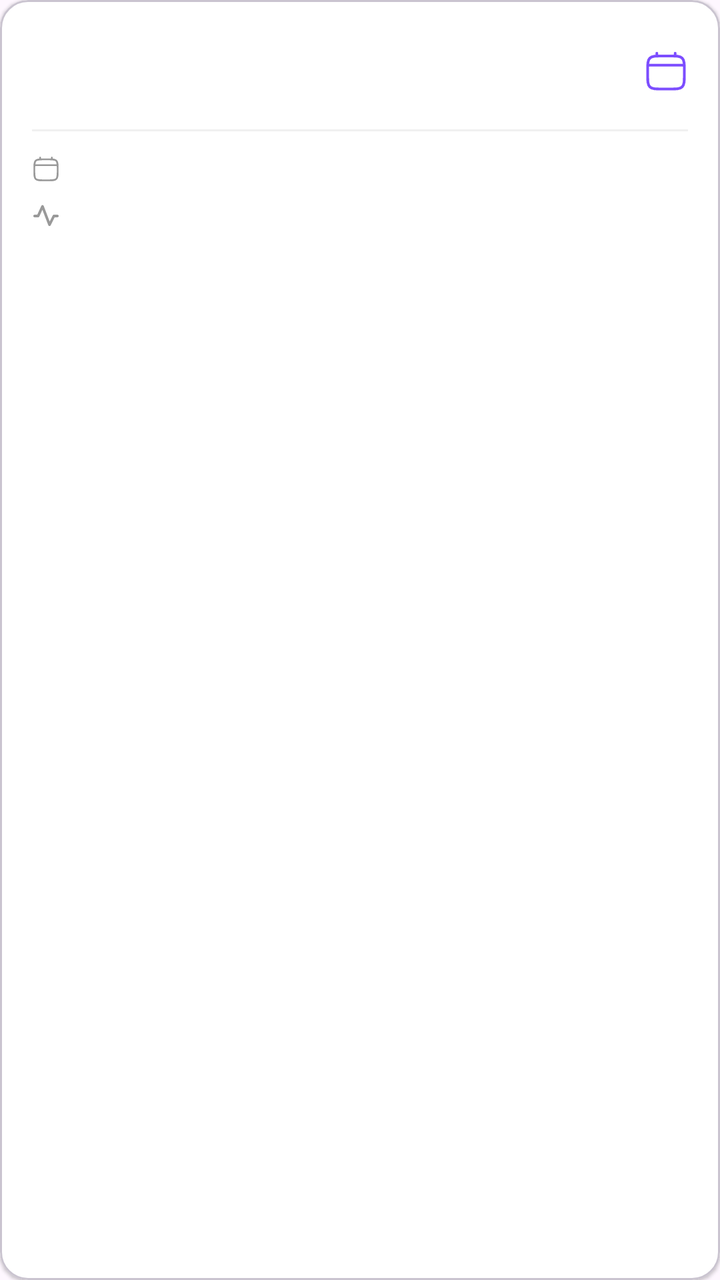
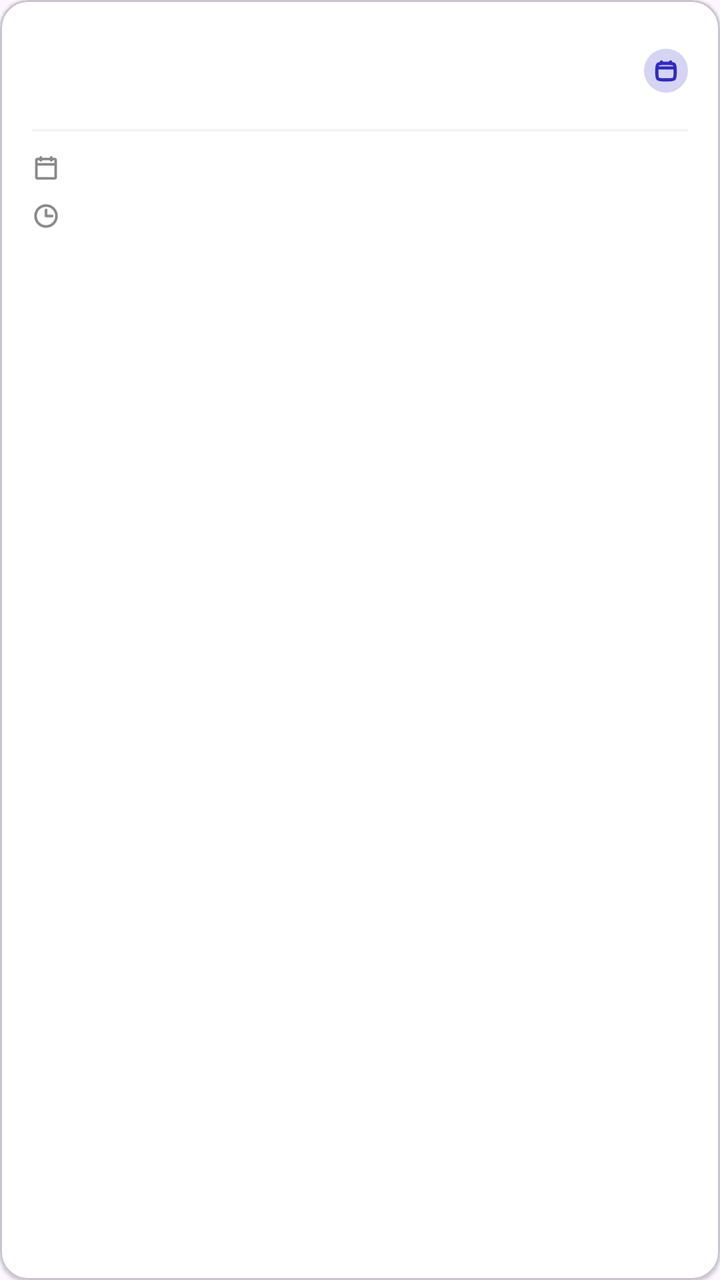

Screens rendered from an Android XML layout before and after an edit, with the pre-edit source and the edit as a unified diff.
<!-- AndroidManifest.xml: application theme Theme.MayaRPGApp -->
<!-- res/layout/item_consulta.xml -->
<?xml version="1.0" encoding="utf-8"?>
<com.google.android.material.card.MaterialCardView
    xmlns:android="http://schemas.android.com/apk/res/android"
    xmlns:app="http://schemas.android.com/apk/res-auto"
    android:layout_width="match_parent"
    android:layout_height="wrap_content"
    app:cardCornerRadius="14dp"
    app:cardElevation="1dp"
    app:cardBackgroundColor="#FFFFFF"
    android:layout_marginBottom="10dp">

    <LinearLayout
        android:layout_width="match_parent"
        android:layout_height="wrap_content"
        android:orientation="vertical"
        android:padding="16dp">

        <RelativeLayout
            android:layout_width="match_parent"
            android:layout_height="wrap_content"
            android:layout_marginBottom="10dp">

            <LinearLayout
                android:layout_width="wrap_content"
                android:layout_height="wrap_content"
                android:orientation="vertical">

                <TextView
                    android:id="@+id/txt_item_tipo"
                    android:layout_width="wrap_content"
                    android:layout_height="wrap_content"
                    android:textSize="15sp"
                    android:textStyle="bold"
                    android:textColor="#1A1A1A" />

                <TextView
                    android:id="@+id/txt_item_medico"
                    android:layout_width="wrap_content"
                    android:layout_height="wrap_content"
                    android:textSize="12sp"
                    android:textColor="#4DB6AC"
                    android:layout_marginTop="2dp" />
            </LinearLayout>

            
            <ImageView
                android:id="@+id/img_item_status"
                android:layout_width="22dp"
                android:layout_height="22dp"
                android:layout_alignParentEnd="true"
                android:layout_centerVertical="true"
                app:srcCompat="@drawable/ic_calendar"
                app:tint="#7C4DFF" />
        </RelativeLayout>

        
        <View
            android:layout_width="match_parent"
            android:layout_height="1dp"
            android:background="#F0F0F0"
            android:layout_marginBottom="10dp" />

        <LinearLayout
            android:layout_width="wrap_content"
            android:layout_height="wrap_content"
            android:orientation="horizontal"
            android:layout_marginBottom="6dp">

            <ImageView
                android:layout_width="14dp"
                android:layout_height="14dp"
                app:srcCompat="@drawable/ic_calendar"
                app:tint="#999999"
                android:layout_marginEnd="6dp"
                android:layout_gravity="center_vertical" />

            <TextView
                android:id="@+id/txt_item_data"
                android:layout_width="wrap_content"
                android:layout_height="wrap_content"
                android:textSize="13sp"
                android:textColor="#555555" />
        </LinearLayout>

        <LinearLayout
            android:layout_width="wrap_content"
            android:layout_height="wrap_content"
            android:orientation="horizontal">

            <ImageView
                android:layout_width="14dp"
                android:layout_height="14dp"
                app:srcCompat="@drawable/ic_vital"
                app:tint="#999999"
                android:layout_marginEnd="6dp"
                android:layout_gravity="center_vertical" />

            <TextView
                android:id="@+id/txt_item_horario"
                android:layout_width="wrap_content"
                android:layout_height="wrap_content"
                android:textSize="13sp"
                android:textColor="#555555" />
        </LinearLayout>
    </LinearLayout>
</com.google.android.material.card.MaterialCardView>
<!-- resources referenced by this layout -->
<resources>
  <!-- drawable ic_calendar (drawable) -->
  <vector xmlns:android="http://schemas.android.com/apk/res/android"
      android:width="24dp"
      android:height="24dp"
      android:viewportWidth="24"
      android:viewportHeight="24">
    <path
        android:pathData="M2,12C2,8.229 2,6.343 3.172,5.172C4.343,4 6.229,4 10,4H14C17.771,4 19.657,4 20.828,5.172C22,6.343 22,8.229 22,12V14C22,17.771 22,19.657 20.828,20.828C19.657,22 17.771,22 14,22H10C6.229,22 4.343,22 3.172,20.828C2,19.657 2,17.771 2,14V12Z"
        android:strokeWidth="1.5"
        android:fillColor="#00000000"
        android:strokeColor="#ffffff"/>
    <path
        android:pathData="M7,4V2.5"
        android:strokeWidth="1.5"
        android:fillColor="#00000000"
        android:strokeColor="#ffffff"
        android:strokeLineCap="round"/>
    <path
        android:pathData="M17,4V2.5"
        android:strokeWidth="1.5"
        android:fillColor="#00000000"
        android:strokeColor="#ffffff"
        android:strokeLineCap="round"/>
    <path
        android:pathData="M2.5,9H21.5"
        android:strokeWidth="1.5"
        android:fillColor="#00000000"
        android:strokeColor="#ffffff"
        android:strokeLineCap="round"/>
  </vector>
  <!-- drawable ic_vital (drawable) -->
  <vector xmlns:android="http://schemas.android.com/apk/res/android"
      android:width="15dp"
      android:height="15dp"
      android:viewportWidth="15"
      android:viewportHeight="15">
    <path
        android:pathData="M14.297,7.5C14.297,7.687 14.223,7.865 14.091,7.997C13.959,8.129 13.78,8.203 13.594,8.203H12.153L10.004,12.502C9.945,12.619 9.856,12.717 9.745,12.786C9.633,12.854 9.506,12.891 9.375,12.891H9.34C9.203,12.884 9.072,12.837 8.962,12.757C8.851,12.677 8.767,12.566 8.718,12.438L5.566,4.169L3.921,7.793C3.865,7.916 3.775,8.019 3.661,8.092C3.548,8.165 3.416,8.203 3.281,8.203H1.406C1.22,8.203 1.041,8.129 0.909,7.997C0.777,7.865 0.703,7.687 0.703,7.5C0.703,7.314 0.777,7.135 0.909,7.003C1.041,6.871 1.22,6.797 1.406,6.797H2.828L4.985,2.051C5.043,1.925 5.136,1.818 5.254,1.745C5.372,1.672 5.509,1.635 5.647,1.64C5.786,1.644 5.92,1.689 6.033,1.77C6.146,1.85 6.232,1.962 6.282,2.092L9.462,10.439L11.09,7.184C11.149,7.067 11.238,6.969 11.35,6.901C11.461,6.833 11.588,6.797 11.719,6.797H13.594C13.78,6.797 13.959,6.871 14.091,7.003C14.223,7.135 14.297,7.314 14.297,7.5Z"
        android:fillColor="#37A6BA"/>
  </vector>
  <!-- unchanged entries left out for length: 2 -->
</resources>

<!-- the commit's change to res/layout/item_consulta.xml (unified diff, before → after) -->
@@ -26,7 +26,7 @@
                 android:orientation="vertical">
 
                 <TextView
-                    android:id="@+id/txt_item_tipo"
+                    android:id="@+id/txt_consulta_tipo"
                     android:layout_width="wrap_content"
                     android:layout_height="wrap_content"
                     android:textSize="15sp"
@@ -34,7 +34,7 @@
                     android:textColor="#1A1A1A" />
 
                 <TextView
-                    android:id="@+id/txt_item_medico"
+                    android:id="@+id/txt_consulta_medico"
                     android:layout_width="wrap_content"
                     android:layout_height="wrap_content"
                     android:textSize="12sp"
@@ -42,15 +42,13 @@
                     android:layout_marginTop="2dp" />
             </LinearLayout>
 
-            
             <ImageView
-                android:id="@+id/img_item_status"
+                android:id="@+id/ic_consulta_status"
                 android:layout_width="22dp"
                 android:layout_height="22dp"
                 android:layout_alignParentEnd="true"
                 android:layout_centerVertical="true"
-                app:srcCompat="@drawable/ic_calendar"
-                app:tint="#7C4DFF" />
+                app:srcCompat="@drawable/ic_calendar_proximas" />
         </RelativeLayout>
 
         
@@ -69,13 +67,12 @@
             <ImageView
                 android:layout_width="14dp"
                 android:layout_height="14dp"
-                app:srcCompat="@drawable/ic_calendar"
-                app:tint="#999999"
+                app:srcCompat="@drawable/ic_data"
                 android:layout_marginEnd="6dp"
                 android:layout_gravity="center_vertical" />
 
             <TextView
-                android:id="@+id/txt_item_data"
+                android:id="@+id/txt_consulta_data"
                 android:layout_width="wrap_content"
                 android:layout_height="wrap_content"
                 android:textSize="13sp"
@@ -90,13 +87,12 @@
             <ImageView
                 android:layout_width="14dp"
                 android:layout_height="14dp"
-                app:srcCompat="@drawable/ic_vital"
-                app:tint="#999999"
+                app:srcCompat="@drawable/ic_horario"
                 android:layout_marginEnd="6dp"
                 android:layout_gravity="center_vertical" />
 
             <TextView
-                android:id="@+id/txt_item_horario"
+                android:id="@+id/txt_consulta_horario"
                 android:layout_width="wrap_content"
                 android:layout_height="wrap_content"
                 android:textSize="13sp"
<!-- resource entries referenced after the edit -->
@@ -1,44 +1,58 @@
 <!-- resources referenced by this layout -->
 <resources>
-  <!-- drawable ic_calendar (drawable) -->
+  <!-- drawable ic_calendar_proximas (drawable) -->
   <vector xmlns:android="http://schemas.android.com/apk/res/android"
-      android:width="24dp"
-      android:height="24dp"
-      android:viewportWidth="24"
-      android:viewportHeight="24">
+      android:width="20dp"
+      android:height="20dp"
+      android:viewportWidth="20"
+      android:viewportHeight="20">
     <path
-        android:pathData="M2,12C2,8.229 2,6.343 3.172,5.172C4.343,4 6.229,4 10,4H14C17.771,4 19.657,4 20.828,5.172C22,6.343 22,8.229 22,12V14C22,17.771 22,19.657 20.828,20.828C19.657,22 17.771,22 14,22H10C6.229,22 4.343,22 3.172,20.828C2,19.657 2,17.771 2,14V12Z"
+        android:pathData="M10,0L10,0A10,10 0,0 1,20 10L20,10A10,10 0,0 1,10 20L10,20A10,10 0,0 1,0 10L0,10A10,10 0,0 1,10 0z"
+        android:fillColor="#312CBD"
+        android:fillAlpha="0.2"/>
+    <path
+        android:pathData="M5.833,10C5.833,8.429 5.833,7.643 6.321,7.155C6.81,6.667 7.595,6.667 9.167,6.667H10.833C12.405,6.667 13.19,6.667 13.678,7.155C14.167,7.643 14.167,8.429 14.167,10V10.833C14.167,12.405 14.167,13.19 13.678,13.679C13.19,14.167 12.405,14.167 10.833,14.167H9.167C7.595,14.167 6.81,14.167 6.321,13.679C5.833,13.19 5.833,12.405 5.833,10.833V10Z"
         android:strokeWidth="1.5"
         android:fillColor="#00000000"
-        android:strokeColor="#ffffff"/>
+        android:strokeColor="#312CBD"/>
     <path
-        android:pathData="M7,4V2.5"
+        android:pathData="M7.917,6.667V6.042"
         android:strokeWidth="1.5"
         android:fillColor="#00000000"
-        android:strokeColor="#ffffff"
+        android:strokeColor="#312CBD"
         android:strokeLineCap="round"/>
     <path
-        android:pathData="M17,4V2.5"
+        android:pathData="M12.083,6.667V6.042"
         android:strokeWidth="1.5"
         android:fillColor="#00000000"
-        android:strokeColor="#ffffff"
+        android:strokeColor="#312CBD"
         android:strokeLineCap="round"/>
     <path
-        android:pathData="M2.5,9H21.5"
+        android:pathData="M6.042,8.75H13.958"
         android:strokeWidth="1.5"
         android:fillColor="#00000000"
-        android:strokeColor="#ffffff"
+        android:strokeColor="#312CBD"
         android:strokeLineCap="round"/>
   </vector>
-  <!-- drawable ic_vital (drawable) -->
+  <!-- drawable ic_data (drawable) -->
   <vector xmlns:android="http://schemas.android.com/apk/res/android"
       android:width="15dp"
       android:height="15dp"
       android:viewportWidth="15"
       android:viewportHeight="15">
     <path
-        android:pathData="M14.297,7.5C14.297,7.687 14.223,7.865 14.091,7.997C13.959,8.129 13.78,8.203 13.594,8.203H12.153L10.004,12.502C9.945,12.619 9.856,12.717 9.745,12.786C9.633,12.854 9.506,12.891 9.375,12.891H9.34C9.203,12.884 9.072,12.837 8.962,12.757C8.851,12.677 8.767,12.566 8.718,12.438L5.566,4.169L3.921,7.793C3.865,7.916 3.775,8.019 3.661,8.092C3.548,8.165 3.416,8.203 3.281,8.203H1.406C1.22,8.203 1.041,8.129 0.909,7.997C0.777,7.865 0.703,7.687 0.703,7.5C0.703,7.314 0.777,7.135 0.909,7.003C1.041,6.871 1.22,6.797 1.406,6.797H2.828L4.985,2.051C5.043,1.925 5.136,1.818 5.254,1.745C5.372,1.672 5.509,1.635 5.647,1.64C5.786,1.644 5.92,1.689 6.033,1.77C6.146,1.85 6.232,1.962 6.282,2.092L9.462,10.439L11.09,7.184C11.149,7.067 11.238,6.969 11.35,6.901C11.461,6.833 11.588,6.797 11.719,6.797H13.594C13.78,6.797 13.959,6.871 14.091,7.003C14.223,7.135 14.297,7.314 14.297,7.5Z"
-        android:fillColor="#37A6BA"/>
+        android:pathData="M12.188,1.641H11.016V1.406C11.016,1.22 10.941,1.041 10.81,0.909C10.678,0.777 10.499,0.703 10.313,0.703C10.126,0.703 9.947,0.777 9.815,0.909C9.683,1.041 9.609,1.22 9.609,1.406V1.641H5.391V1.406C5.391,1.22 5.317,1.041 5.185,0.909C5.053,0.777 4.874,0.703 4.688,0.703C4.501,0.703 4.322,0.777 4.19,0.909C4.058,1.041 3.984,1.22 3.984,1.406V1.641H2.813C2.502,1.641 2.204,1.764 1.984,1.984C1.764,2.204 1.641,2.502 1.641,2.813V12.188C1.641,12.498 1.764,12.796 1.984,13.016C2.204,13.236 2.502,13.359 2.813,13.359H12.188C12.498,13.359 12.796,13.236 13.016,13.016C13.236,12.796 13.359,12.498 13.359,12.188V2.813C13.359,2.502 13.236,2.204 13.016,1.984C12.796,1.764 12.498,1.641 12.188,1.641ZM3.984,3.047C3.984,3.233 4.058,3.412 4.19,3.544C4.322,3.676 4.501,3.75 4.688,3.75C4.874,3.75 5.053,3.676 5.185,3.544C5.317,3.412 5.391,3.233 5.391,3.047H9.609C9.609,3.233 9.683,3.412 9.815,3.544C9.947,3.676 10.126,3.75 10.313,3.75C10.499,3.75 10.678,3.676 10.81,3.544C10.941,3.412 11.016,3.233 11.016,3.047H11.953V4.453H3.047V3.047H3.984ZM3.047,11.953V5.859H11.953V11.953H3.047Z"
+        android:fillColor="#888888"/>
+  </vector>
+  <!-- drawable ic_horario (drawable) -->
+  <vector xmlns:android="http://schemas.android.com/apk/res/android"
+      android:width="15dp"
+      android:height="15dp"
+      android:viewportWidth="15"
+      android:viewportHeight="15">
+    <path
+        android:pathData="M7.5,1.172C6.248,1.172 5.025,1.543 3.984,2.238C2.944,2.934 2.133,3.922 1.654,5.078C1.175,6.235 1.049,7.507 1.293,8.735C1.538,9.962 2.14,11.09 3.025,11.975C3.91,12.86 5.038,13.462 6.265,13.707C7.493,13.951 8.765,13.825 9.922,13.346C11.078,12.868 12.066,12.056 12.762,11.016C13.457,9.975 13.828,8.752 13.828,7.5C13.826,5.822 13.159,4.214 11.973,3.027C10.786,1.841 9.178,1.174 7.5,1.172ZM7.5,12.422C6.527,12.422 5.575,12.133 4.766,11.592C3.956,11.052 3.325,10.283 2.953,9.384C2.58,8.484 2.483,7.495 2.673,6.54C2.863,5.585 3.331,4.708 4.02,4.02C4.708,3.331 5.585,2.863 6.54,2.673C7.495,2.483 8.484,2.58 9.384,2.953C10.283,3.325 11.052,3.956 11.592,4.766C12.133,5.575 12.422,6.527 12.422,7.5C12.42,8.805 11.901,10.056 10.979,10.979C10.056,11.901 8.805,12.42 7.5,12.422ZM11.484,7.5C11.484,7.686 11.41,7.865 11.278,7.997C11.147,8.129 10.968,8.203 10.781,8.203H7.5C7.314,8.203 7.135,8.129 7.003,7.997C6.871,7.865 6.797,7.686 6.797,7.5V4.219C6.797,4.032 6.871,3.853 7.003,3.722C7.135,3.59 7.314,3.516 7.5,3.516C7.686,3.516 7.865,3.59 7.997,3.722C8.129,3.853 8.203,4.032 8.203,4.219V6.797H10.781C10.968,6.797 11.147,6.871 11.278,7.003C11.41,7.135 11.484,7.314 11.484,7.5Z"
+        android:fillColor="#888888"/>
   </vector>
   <!-- unchanged entries left out for length: 2 -->
 </resources>
